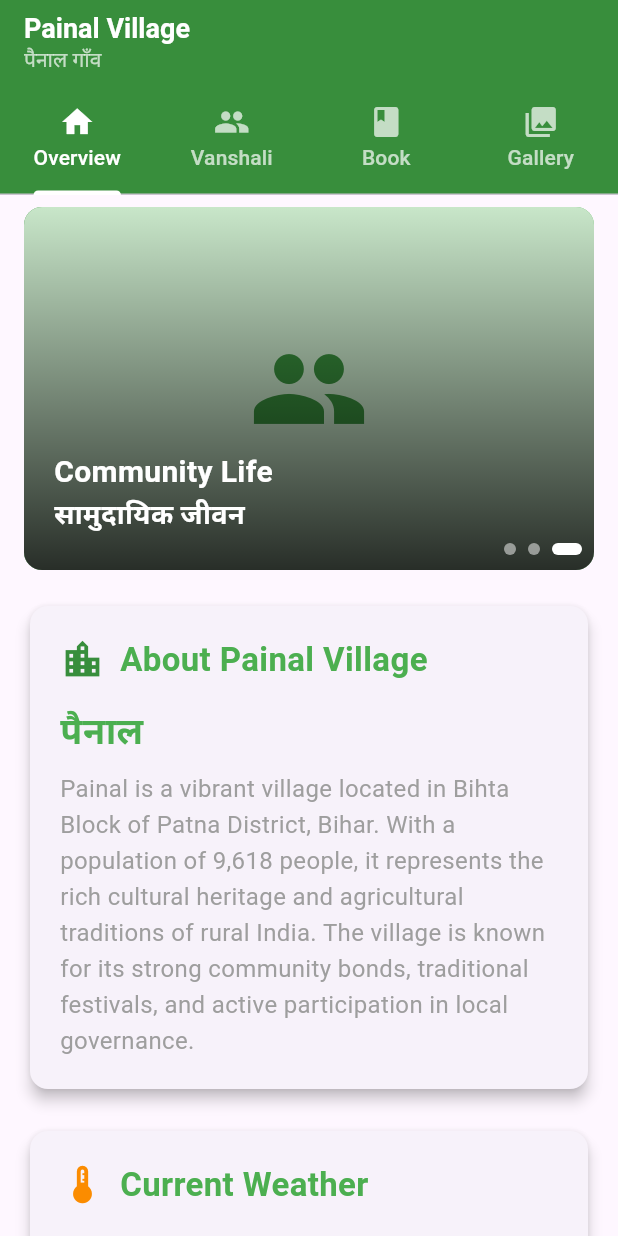
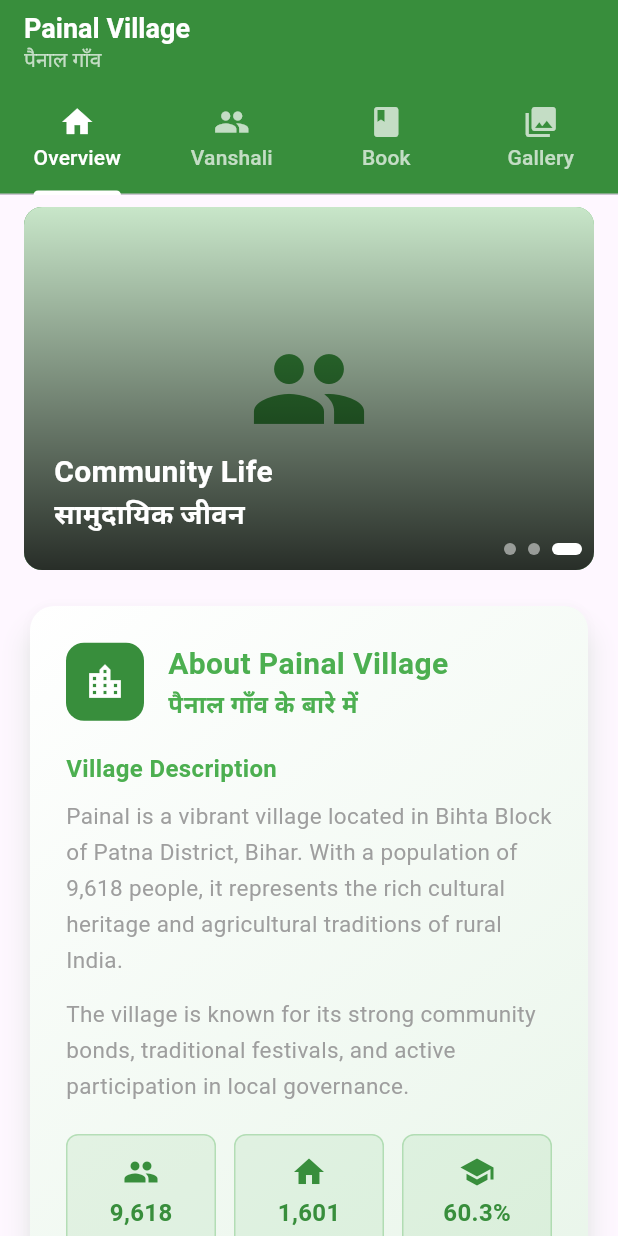
Before and after one commit to mohitxcodes/painal_app, a Flutter app: the screen it shows after launch, on a phone screen of 412 x 824 dp. Run offline on Flutter 3.47's test engine with Material 3 defaults, Android fonts, the light colour scheme and no system bars.

Commit message:
updated the about section

```diff
--- a/lib/screens/overview/widgets/AboutVillageWidget.dart
+++ b/lib/screens/overview/widgets/AboutVillageWidget.dart
@@ -8,44 +8,173 @@ class AboutVillageWidget extends StatelessWidget {
     return Container(
       margin: const EdgeInsets.symmetric(horizontal: 16),
       child: Card(
-        elevation: 4,
+        elevation: 8,
+        shadowColor: Colors.green.withOpacity(0.3),
+        shape: RoundedRectangleBorder(borderRadius: BorderRadius.circular(16)),
+        child: Container(
+          decoration: BoxDecoration(
+            borderRadius: BorderRadius.circular(16),
+            gradient: LinearGradient(
+              begin: Alignment.topLeft,
+              end: Alignment.bottomRight,
+              colors: [Colors.white, Colors.green[50]!],
+            ),
+          ),
           child: Padding(
-          padding: const EdgeInsets.all(20),
+            padding: const EdgeInsets.all(24),
             child: Column(
               crossAxisAlignment: CrossAxisAlignment.start,
               children: [
+                // Header with icon and bilingual title
                 Row(
                   children: [
-                  Icon(Icons.location_city, color: Colors.green[700], size: 30),
-                  const SizedBox(width: 10),
+                    Container(
+                      padding: const EdgeInsets.all(12),
+                      decoration: BoxDecoration(
+                        color: Colors.green[700],
+                        borderRadius: BorderRadius.circular(12),
+                      ),
+                      child: const Icon(
+                        Icons.location_city,
+                        color: Colors.white,
+                        size: 28,
+                      ),
+                    ),
+                    const SizedBox(width: 16),
+                    Expanded(
+                      child: Column(
+                        crossAxisAlignment: CrossAxisAlignment.start,
+                        children: [
                           const Text(
                             'About Painal Village',
                             style: TextStyle(
-                      fontSize: 22,
+                              fontSize: 20,
                               fontWeight: FontWeight.bold,
+                              color: Colors.green,
+                            ),
+                          ),
+                          const Text(
+                            'पैनाल गाँव के बारे में',
+                            style: TextStyle(
+                              fontSize: 16,
+                              fontWeight: FontWeight.w600,
                               color: Colors.green,
                             ),
                           ),
                         ],
                       ),
-              const SizedBox(height: 15),
+                    ),
+                  ],
+                ),
+                const SizedBox(height: 20),
+
+                // Description without card wrapper
                 const Text(
-                'पैनाल',
+                  'Village Description',
                   style: TextStyle(
-                  fontSize: 24,
+                    fontSize: 16,
                     fontWeight: FontWeight.bold,
                     color: Colors.green,
                   ),
                 ),
-              const SizedBox(height: 10),
+                const SizedBox(height: 8),
                 const Text(
-                'Painal is a vibrant village located in Bihta Block of Patna District, Bihar. With a population of 9,618 people, it represents the rich cultural heritage and agricultural traditions of rural India. The village is known for its strong community bonds, traditional festivals, and active participation in local governance.',
-                style: TextStyle(fontSize: 16, height: 1.5, color: Colors.grey),
+                  'Painal is a vibrant village located in Bihta Block of Patna District, Bihar. With a population of 9,618 people, it represents the rich cultural heritage and agricultural traditions of rural India.',
+                  style: TextStyle(
+                    fontSize: 15,
+                    height: 1.6,
+                    color: Colors.grey,
+                  ),
+                ),
+                const SizedBox(height: 12),
+                const Text(
+                  'The village is known for its strong community bonds, traditional festivals, and active participation in local governance.',
+                  style: TextStyle(
+                    fontSize: 15,
+                    height: 1.6,
+                    color: Colors.grey,
+                  ),
+                ),
+                const SizedBox(height: 20),
+
+                // Key features in a grid with bilingual text
+                Row(
+                  children: [
+                    Expanded(
+                      child: _buildFeatureItem(
+                        Icons.people,
+                        'Population',
+                        'जनसंख्या',
+                        '9,618',
+                      ),
+                    ),
+                    const SizedBox(width: 12),
+                    Expanded(
+                      child: _buildFeatureItem(
+                        Icons.home,
+                        'Houses',
+                        'घर',
+                        '1,601',
+                      ),
+                    ),
+                    const SizedBox(width: 12),
+                    Expanded(
+                      child: _buildFeatureItem(
+                        Icons.school,
+                        'Literacy',
+                        'साक्षरता',
+                        '60.3%',
+                      ),
+                    ),
+                  ],
                 ),
               ],
             ),
           ),
         ),
+      ),
+    );
+  }
+
+  Widget _buildFeatureItem(
+    IconData icon,
+    String labelEnglish,
+    String labelHindi,
+    String value,
+  ) {
+    return Container(
+      padding: const EdgeInsets.all(12),
+      decoration: BoxDecoration(
+        color: Colors.green.withOpacity(0.1),
+        borderRadius: BorderRadius.circular(8),
+        border: Border.all(color: Colors.green.withOpacity(0.3), width: 1),
+      ),
+      child: Column(
+        children: [
+          Icon(icon, color: Colors.green[700], size: 24),
+          const SizedBox(height: 4),
+          Text(
+            value,
+            style: TextStyle(
+              fontSize: 16,
+              fontWeight: FontWeight.bold,
+              color: Colors.green[700],
+            ),
+          ),
+          Text(
+            labelEnglish,
+            style: TextStyle(
+              fontSize: 12,
+              fontWeight: FontWeight.w600,
+              color: Colors.green[700],
+            ),
+          ),
+          Text(
+            labelHindi,
+            style: TextStyle(fontSize: 11, color: Colors.green[600]),
+          ),
+        ],
+      ),
     );
   }
 }
```
Lines whose indentation alone changed are shown as unchanged.
